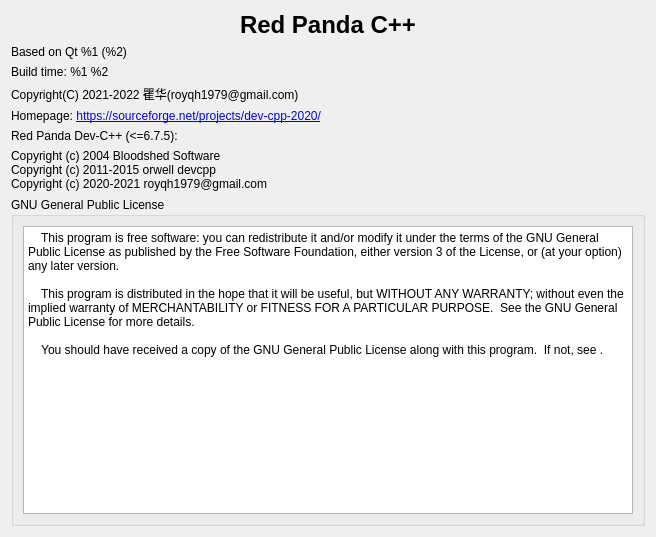
Above: RedPandaIDE/widgets/aboutdialog.ui from royqh1979/RedPanda-CPP before the change. Below: the same form after it.
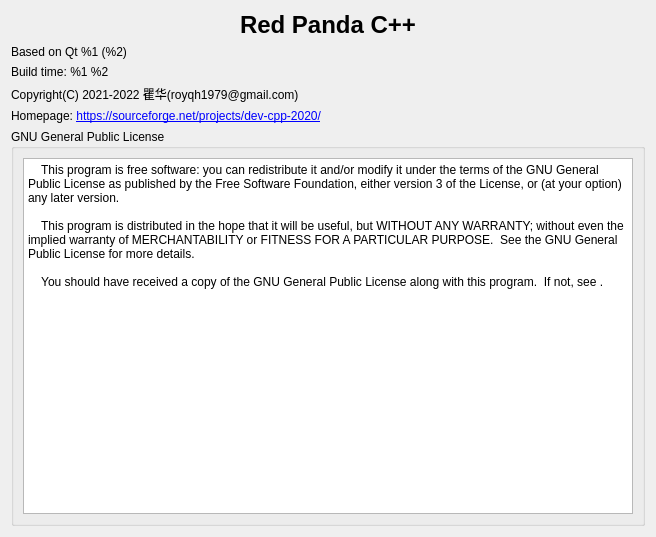
That is the form after the change.

Commit message: remove info output for debugging  modification to the about info

Diff of the .ui file:
```diff
--- a/RedPandaIDE/widgets/aboutdialog.ui
+++ b/RedPandaIDE/widgets/aboutdialog.ui
@@ -76,34 +76,6 @@
      </property>
     </widget>
    </item>
-   <item>
-    <widget class="QLabel" name="label_3">
-     <property name="font">
-      <font>
-       <weight>50</weight>
-       <bold>false</bold>
-      </font>
-     </property>
-     <property name="text">
-      <string>Red Panda Dev-C++ (&lt;=6.7.5):</string>
-     </property>
-    </widget>
-   </item>
-   <item>
-    <widget class="QLabel" name="label_4">
-     <property name="font">
-      <font>
-       <weight>50</weight>
-       <bold>false</bold>
-      </font>
-     </property>
-     <property name="text">
-      <string>Copyright (c) 2004 Bloodshed Software
-Copyright (c) 2011-2015 orwell devcpp
-Copyright (c) 2020-2021 royqh1979@gmail.com</string>
-     </property>
-    </widget>
-   </item>
    <item>
     <widget class="QGroupBox" name="groupBox">
      <property name="sizePolicy">
```
The commit also changes 2 other files.
